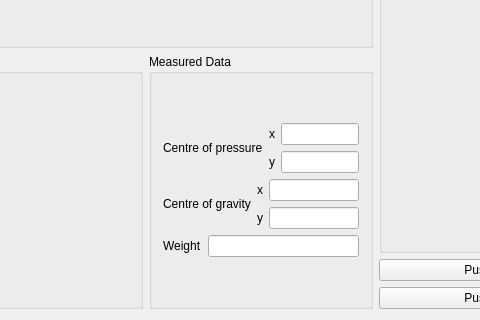
Old version of the form EMMA/EMMA/emma.ui in the repository HuiTingChang/Entwicklung-eines-mobilen-markerlosen-Bewegungsanalysesystems; both pictures show x 138 to 618 and y 394 to 714 of the 1000 by 714 pixel window.
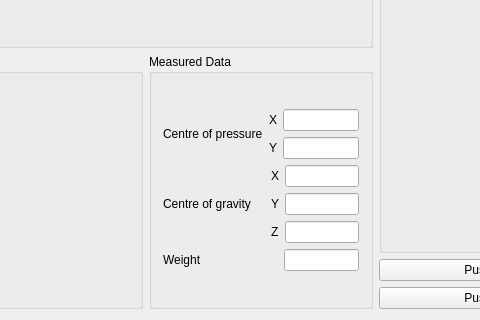
New version of the form. Custom widgets are drawn as their Qt base class.

Commit message: Anatomy.h --> global constants emma.ui --> gui with COG z-coordinate considered und position some labels adjusted CurrentState.cpp --> measurement of cog KinectCamera.cpp and KinectCamera.h --> draw of cog Body_Widget --> show COG values

```diff
--- a/EMMA/EMMA/emma.ui
+++ b/EMMA/EMMA/emma.ui
@@ -164,7 +164,7 @@
               <item>
                <widget class="QLabel" name="camera_conn">
                 <property name="text">
-                 <string> </string>
+                 <string/>
                 </property>
                </widget>
               </item>
@@ -242,7 +242,7 @@
                   <item>
                    <widget class="QLabel" name="label_2">
                     <property name="text">
-                     <string>x</string>
+                     <string>X</string>
                     </property>
                    </widget>
                   </item>
@@ -256,7 +256,7 @@
                   <item>
                    <widget class="QLabel" name="label_3">
                     <property name="text">
-                     <string>y</string>
+                     <string>Y</string>
                     </property>
                    </widget>
                   </item>
@@ -278,6 +278,19 @@
                 </property>
                </widget>
               </item>
+              <item>
+               <spacer name="horizontalSpacer_4">
+                <property name="orientation">
+                 <enum>Qt::Horizontal</enum>
+                </property>
+                <property name="sizeHint" stdset="0">
+                 <size>
+                  <width>48</width>
+                  <height>20</height>
+                 </size>
+                </property>
+               </spacer>
+              </item>
               <item>
                <layout class="QVBoxLayout" name="verticalLayout_2">
                 <item>
@@ -285,7 +298,7 @@
                   <item>
                    <widget class="QLabel" name="label_5">
                     <property name="text">
-                     <string>x</string>
+                     <string>X</string>
                     </property>
                    </widget>
                   </item>
@@ -299,12 +312,33 @@
                   <item>
                    <widget class="QLabel" name="label_6">
                     <property name="text">
-                     <string>y</string>
+                     <string>Y</string>
                     </property>
                    </widget>
                   </item>
                   <item>
-                   <widget class="QLineEdit" name="centre_pressure_Y_2"/>
+                   <widget class="QLineEdit" name="centre_gravity_Y"/>
+                  </item>
+                 </layout>
+                </item>
+                <item>
+                 <layout class="QHBoxLayout" name="horizontalLayout_11">
+                  <item>
+                   <widget class="QLabel" name="label_10">
+                    <property name="text">
+                     <string>Z</string>
+                    </property>
+                   </widget>
+                  </item>
+                  <item>
+                   <widget class="QLineEdit" name="centre_gravity_Z">
+                    <property name="maximumSize">
+                     <size>
+                      <width>95</width>
+                      <height>16777215</height>
+                     </size>
+                    </property>
+                   </widget>
                   </item>
                  </layout>
                 </item>
@@ -321,6 +355,19 @@
                 </property>
                </widget>
               </item>
+              <item>
+               <spacer name="horizontalSpacer_3">
+                <property name="orientation">
+                 <enum>Qt::Horizontal</enum>
+                </property>
+                <property name="sizeHint" stdset="0">
+                 <size>
+                  <width>110</width>
+                  <height>20</height>
+                 </size>
+                </property>
+               </spacer>
+              </item>
               <item>
                <widget class="QLineEdit" name="weight"/>
               </item>
```
Left out of the diff: 2 changed lines with no effect on the pictures. The commit also changes 6 other files.
